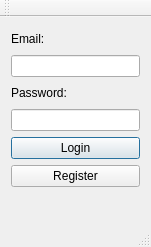
The window that loginwindow.ui (markopoloparadox/ProjectPerun) describes before a commit, drawn with Qt 5.
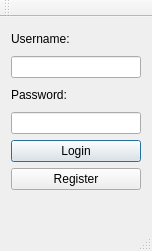
The same window after the commit.

```diff
--- a/loginwindow.ui
+++ b/loginwindow.ui
@@ -6,8 +6,8 @@
    <rect>
     <x>0</x>
     <y>0</y>
-    <width>151</width>
-    <height>247</height>
+    <width>152</width>
+    <height>251</height>
    </rect>
   </property>
   <property name="windowTitle">
@@ -18,7 +18,7 @@
     <item>
      <widget class="QLabel" name="EmailLabel">
       <property name="text">
-       <string>Email:</string>
+       <string>Username:</string>
       </property>
      </widget>
     </item>
```
